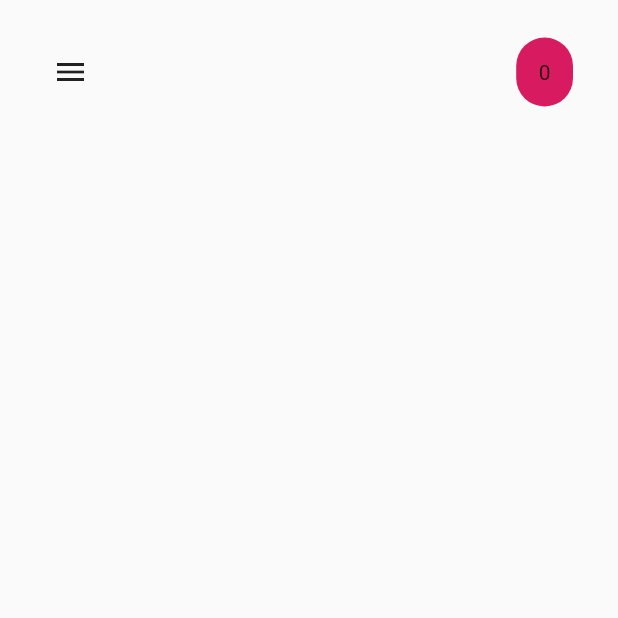
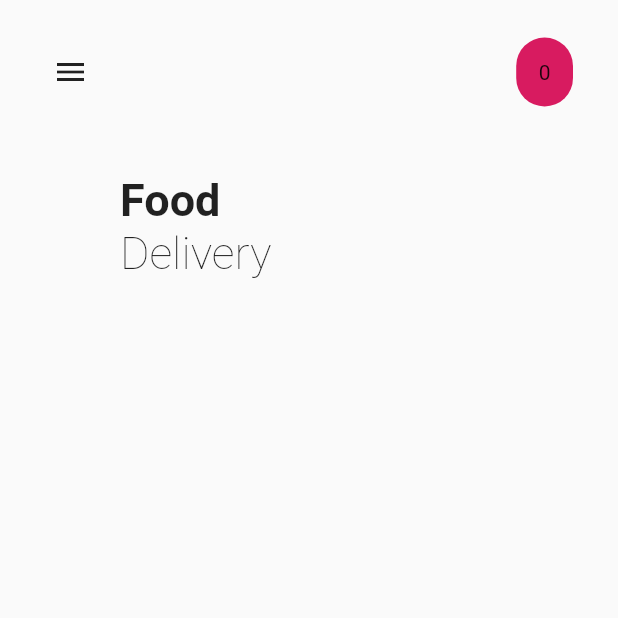
Before and after one commit to newedition994/flutter-food-delivery, a Flutter app: the screen it shows after launch, on a phone screen of 412 x 824 dp, the top half of it. Run offline on Flutter 3.47's test engine with Material 2 defaults, Android fonts, the phone set to English and light mode, and no system bars; our stand-ins replace rxdart; missing offline and left inert: bloc_pattern.

Commit message:
Adding title sequences

```diff
--- a/lib/main.dart
+++ b/lib/main.dart
@@ -41,8 +41,32 @@ class FirstHalf extends StatelessWidget {
       child: Column(
         children: <Widget>[
           CustomAppBar(),
+          SizedBox(height: 30),
+          title(),
+          SizedBox(height: 30),
         ],
       ),
+    );
+  }
+
+  Widget title() {
+    return Row(
+      mainAxisAlignment: MainAxisAlignment.start,
+      children: <Widget>[
+        SizedBox(width: 45),
+        Column(
+          crossAxisAlignment: CrossAxisAlignment.start,
+          children: <Widget>[
+            Text("Food",
+                style: TextStyle(
+                  fontWeight: FontWeight.w700,
+                  fontSize: 30,
+                )),
+            Text("Delivery",
+                style: TextStyle(fontWeight: FontWeight.w200, fontSize: 30))
+          ],
+        )
+      ],
     );
   }
 }
```
